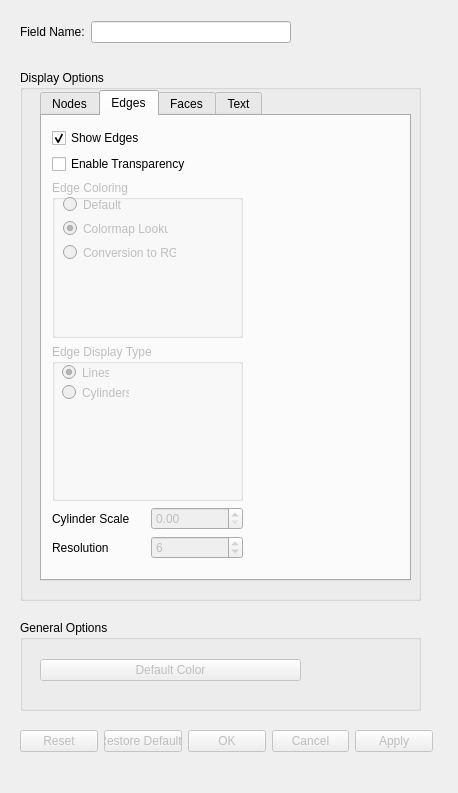
Old version of the form src/Interface/Modules/Visualization/ShowMesh.ui in the repository SCIInstitute/SCIRun.
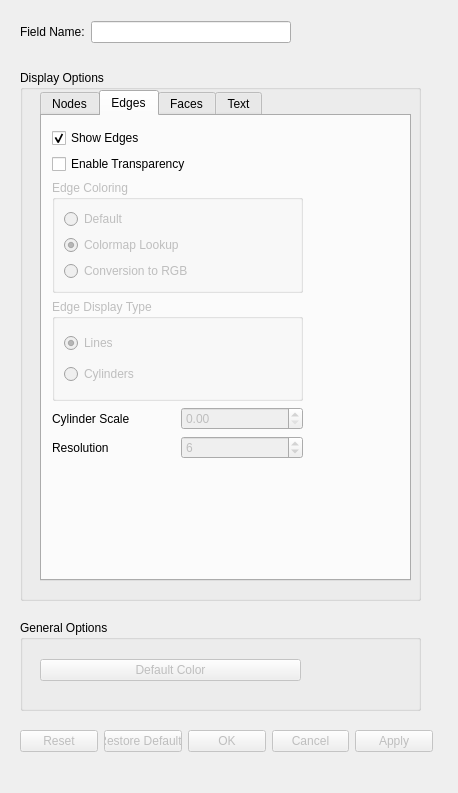
New version of the form. The open tabs and pages were chosen to show the change.

Commit message: Improve layout of ShowMesh

```diff
--- a/src/Interface/Modules/Visualization/ShowMesh.ui
+++ b/src/Interface/Modules/Visualization/ShowMesh.ui
@@ -246,12 +246,12 @@
           <rect>
            <x>10</x>
            <y>12</y>
-           <width>191</width>
-           <height>431</height>
+           <width>251</width>
+           <height>331</height>
           </rect>
          </property>
-         <layout class="QGridLayout" name="gridLayout">
-          <item row="0" column="0">
+         <layout class="QVBoxLayout" name="verticalLayout_2">
+          <item>
            <widget class="QCheckBox" name="showEdgesCheckBox_">
             <property name="text">
              <string>Show Edges</string>
@@ -261,14 +261,14 @@
             </property>
            </widget>
           </item>
-          <item row="1" column="0">
+          <item>
            <widget class="QCheckBox" name="enableTransparencyEdgesCheckBox_1">
             <property name="text">
              <string>Enable Transparency</string>
             </property>
            </widget>
           </item>
-          <item row="2" column="0">
+          <item>
            <widget class="QGroupBox" name="groupBox_6">
             <property name="enabled">
              <bool>false</bool>
@@ -276,51 +276,35 @@
             <property name="title">
              <string>Edge Coloring</string>
             </property>
-            <widget class="QRadioButton" name="conversionRGBNodeColoringButton_1">
-             <property name="geometry">
-              <rect>
-               <x>11</x>
-               <y>64</y>
-               <width>113</width>
-               <height>17</height>
-              </rect>
-             </property>
-             <property name="text">
-              <string>Conversion to RGB</string>
-             </property>
-            </widget>
-            <widget class="QRadioButton" name="colormapLookupNodeColoringButton_1">
-             <property name="geometry">
-              <rect>
-               <x>11</x>
-               <y>40</y>
-               <width>105</width>
-               <height>17</height>
-              </rect>
-             </property>
-             <property name="text">
-              <string>Colormap Lookup</string>
-             </property>
-             <property name="checked">
-              <bool>true</bool>
-             </property>
-            </widget>
-            <widget class="QRadioButton" name="defaultNodeColoringButton_1">
-             <property name="geometry">
-              <rect>
-               <x>11</x>
-               <y>16</y>
-               <width>58</width>
-               <height>17</height>
-              </rect>
-             </property>
-             <property name="text">
-              <string>Default</string>
-             </property>
-            </widget>
+            <layout class="QVBoxLayout" name="verticalLayout_4">
+             <item>
+              <widget class="QRadioButton" name="defaultNodeColoringButton_1">
+               <property name="text">
+                <string>Default</string>
+               </property>
+              </widget>
+             </item>
+             <item>
+              <widget class="QRadioButton" name="colormapLookupNodeColoringButton_1">
+               <property name="text">
+                <string>Colormap Lookup</string>
+               </property>
+               <property name="checked">
+                <bool>true</bool>
+               </property>
+              </widget>
+             </item>
+             <item>
+              <widget class="QRadioButton" name="conversionRGBNodeColoringButton_1">
+               <property name="text">
+                <string>Conversion to RGB</string>
+               </property>
+              </widget>
+             </item>
+            </layout>
            </widget>
           </item>
-          <item row="3" column="0">
+          <item>
            <widget class="QGroupBox" name="groupBox_7">
             <property name="enabled">
              <bool>false</bool>
@@ -328,41 +312,31 @@
             <property name="title">
              <string>Edge Display Type</string>
             </property>
-            <widget class="QRadioButton" name="edgesAsCylindersButton_">
-             <property name="enabled">
-              <bool>false</bool>
-             </property>
-             <property name="geometry">
-              <rect>
-               <x>10</x>
-               <y>40</y>
-               <width>67</width>
-               <height>17</height>
-              </rect>
-             </property>
-             <property name="text">
-              <string>Cylinders</string>
-             </property>
-            </widget>
-            <widget class="QRadioButton" name="edgesAsLinesButton_">
-             <property name="geometry">
-              <rect>
-               <x>10</x>
-               <y>20</y>
-               <width>47</width>
-               <height>17</height>
-              </rect>
-             </property>
-             <property name="text">
-              <string>Lines</string>
-             </property>
-             <property name="checked">
-              <bool>true</bool>
-             </property>
-            </widget>
+            <layout class="QVBoxLayout" name="verticalLayout_3">
+             <item>
+              <widget class="QRadioButton" name="edgesAsLinesButton_">
+               <property name="text">
+                <string>Lines</string>
+               </property>
+               <property name="checked">
+                <bool>true</bool>
+               </property>
+              </widget>
+             </item>
+             <item>
+              <widget class="QRadioButton" name="edgesAsCylindersButton_">
+               <property name="enabled">
+                <bool>false</bool>
+               </property>
+               <property name="text">
+                <string>Cylinders</string>
+               </property>
+              </widget>
+             </item>
+            </layout>
            </widget>
           </item>
-          <item row="4" column="0">
+          <item>
            <layout class="QHBoxLayout" name="horizontalLayout_4">
             <item>
              <widget class="QLabel" name="label_8">
@@ -380,7 +354,7 @@
             </item>
            </layout>
           </item>
-          <item row="5" column="0">
+          <item>
            <layout class="QHBoxLayout" name="horizontalLayout_5">
             <item>
              <widget class="QLabel" name="label_9">
```
Left out of the diff: 88 changed lines with no effect on the pictures.
